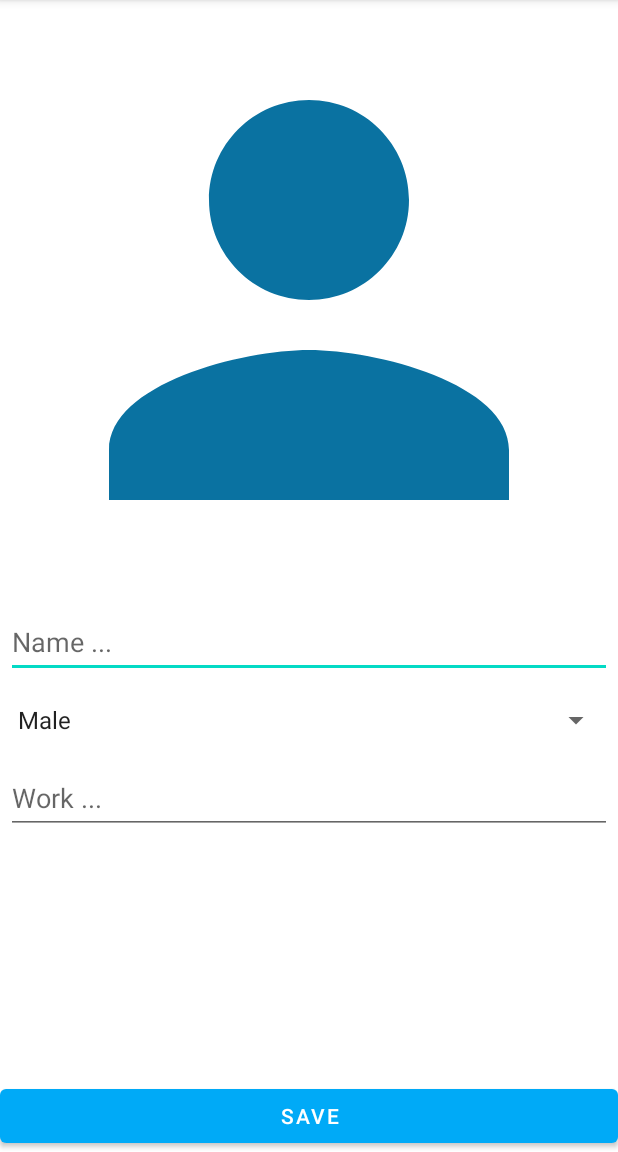
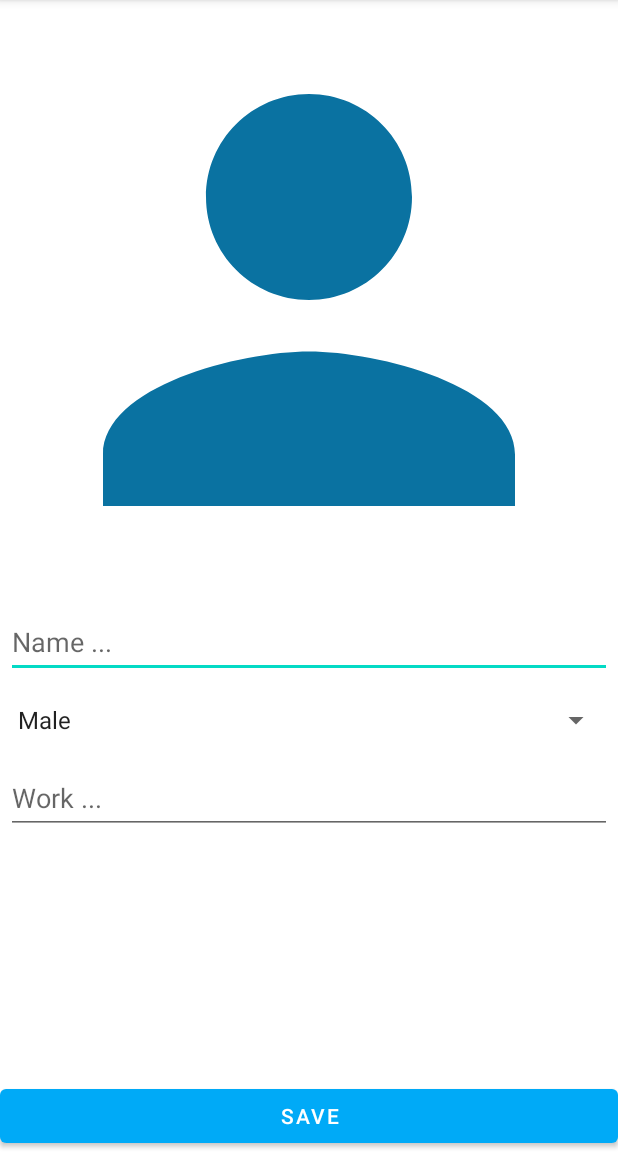
Before and after one commit to PhongPD11/StaffManager, an Android app: the AddEditItemActivity screen opened directly, with no data from a screen before it, on a phone screen of 412 x 824 dp, the part 84-1236 px from its top. Run offline under Robolectric (Android 15) with nearby library versions, the phone set to English and light mode, and no system bars; our stand-ins replace Room's generated code; libraries missing offline, so code that uses them is left out: com.yalantis.ucrop, id.zelory.compressor.

Commit message:
fix ListStaff, EditStaff

```diff
--- a/app/build.gradle
+++ b/app/build.gradle
@@ -69,4 +69,8 @@ dependencies {
     implementation "androidx.room:room-ktx:2.5.1"
     api "org.jetbrains.kotlinx:kotlinx-coroutines-core:1.6.4"
     api "org.jetbrains.kotlinx:kotlinx-coroutines-android:1.6.4"
+
+    implementation("io.coil-kt:coil:2.3.0")
+
+    implementation 'com.github.yalantis:ucrop:2.2.6'
 }
--- a/app/src/main/AndroidManifest.xml
+++ b/app/src/main/AndroidManifest.xml
@@ -42,6 +42,11 @@
                 <category android:name="android.intent.category.LAUNCHER" />
             </intent-filter>
         </activity>
+
+        <activity
+            android:name="com.yalantis.ucrop.UCropActivity"
+            android:screenOrientation="portrait"
+            android:theme="@style/Theme.AppCompat.Light.NoActionBar"/>
     </application>
 
 </manifest>
--- a/app/src/main/java/com/example/staffmanager/adapter/StaffRVAdapter.kt
+++ b/app/src/main/java/com/example/staffmanager/adapter/StaffRVAdapter.kt
@@ -42,10 +42,8 @@ class StaffRVAdapter(
 
         val avatarBitmap = allStaffs[position].staffAvatarBitmap
 
-
         val bitmap = BitmapFactory.decodeByteArray(avatarBitmap, 0, avatarBitmap.size )
         holder.staffAvatar.setImageBitmap(bitmap)
-
 
         holder.staffDelete.setOnClickListener {
             staffClickDeleteInterface.onDeleteIconClick(allStaffs[position])
@@ -60,7 +58,6 @@ class StaffRVAdapter(
             true
         }
     }
-
     override fun getItemCount(): Int {
         return allStaffs.size
     }
--- a/app/src/main/res/layout/activity_add_edit_item.xml
+++ b/app/src/main/res/layout/activity_add_edit_item.xml
@@ -5,13 +5,15 @@
     android:layout_width="match_parent"
     android:layout_height="match_parent"
     tools:context=".feature.AddEditItemActivity"
-    android:layout_margin="15dp">
+    android:layout_margin="15dp"
+    android:scrollbars="vertical">
 
     <ImageView
         android:id="@+id/imageEditAvatar"
         android:layout_width="match_parent"
         android:layout_height="400dp"
         android:src="@drawable/ic_staff"
+        android:scaleType="centerCrop"
         app:layout_constraintTop_toTopOf="parent"
         app:layout_constraintStart_toStartOf="parent"
         app:layout_constraintBottom_toTopOf="@id/editTextName"
@@ -20,10 +22,9 @@
     <EditText
         android:id="@+id/editTextName"
         android:layout_width="match_parent"
-        android:layout_height="wrap_content"
+        android:layout_height="48dp"
         android:hint="Name ..."
         android:textSize="@dimen/textSize"
-        android:minHeight="48dp"
         android:layout_margin="4dp"
         app:layout_constraintTop_toBottomOf="@id/imageEditAvatar"
         app:layout_constraintEnd_toEndOf="parent"
@@ -34,17 +35,18 @@
         android:id="@+id/spinnerGender"
         android:layout_width="match_parent"
         android:layout_height="wrap_content"
+        android:layout_margin="4dp"
         android:minHeight="48dp"
-        android:layout_margin="4dp"
         android:textSize="@dimen/textSize"
+        app:layout_constraintEnd_toEndOf="parent"
+        app:layout_constraintStart_toStartOf="parent"
         app:layout_constraintTop_toBottomOf="@+id/editTextName"
-        app:layout_constraintStart_toStartOf="parent"
-        app:layout_constraintEnd_toEndOf="parent"/>
+        tools:ignore="SpeakableTextPresentCheck" />
 
     <EditText
         android:id="@+id/editTextWork"
         android:layout_width="match_parent"
-        android:layout_height="wrap_content"
+        android:layout_height="48dp"
         android:layout_margin="4dp"
         android:hint="Work ..."
         android:minHeight="48dp"
--- a/app/src/main/res/layout/activity_list.xml
+++ b/app/src/main/res/layout/activity_list.xml
@@ -66,7 +66,8 @@
         app:layout_constraintTop_toBottomOf="@id/listStaffTitle"
         app:layout_constraintEnd_toEndOf="parent"
         app:layout_constraintStart_toStartOf="parent"
-        tools:listitem="@layout/staff_rv_item"/>
+        tools:listitem="@layout/staff_rv_item"
+        android:paddingBottom="80dp"/>
 
     <androidx.constraintlayout.widget.Guideline
         android:id="@+id/col80"
--- a/app/src/main/res/layout/staff_rv_item.xml
+++ b/app/src/main/res/layout/staff_rv_item.xml
@@ -33,6 +33,7 @@
             android:id="@+id/imageAvatar"
             android:layout_width="@dimen/rv_avatar_size"
             android:layout_height="@dimen/rv_avatar_size"
+            android:scaleType="centerCrop"
             app:layout_constraintBottom_toBottomOf="parent"
             app:layout_constraintStart_toStartOf="parent"
             app:layout_constraintTop_toTopOf="parent" />
--- a/settings.gradle
+++ b/settings.gradle
@@ -10,6 +10,8 @@ dependencyResolutionManagement {
     repositories {
         google()
         mavenCentral()
+        jcenter()
+        maven { url "https://jitpack.io" }
     }
 }
 rootProject.name = "Staff Manager"
```
Also changed, not shown: app/src/main/java/com/example/staffmanager/feature/AddEditItemActivity.kt (+93 -96 lines), 1 other file.
